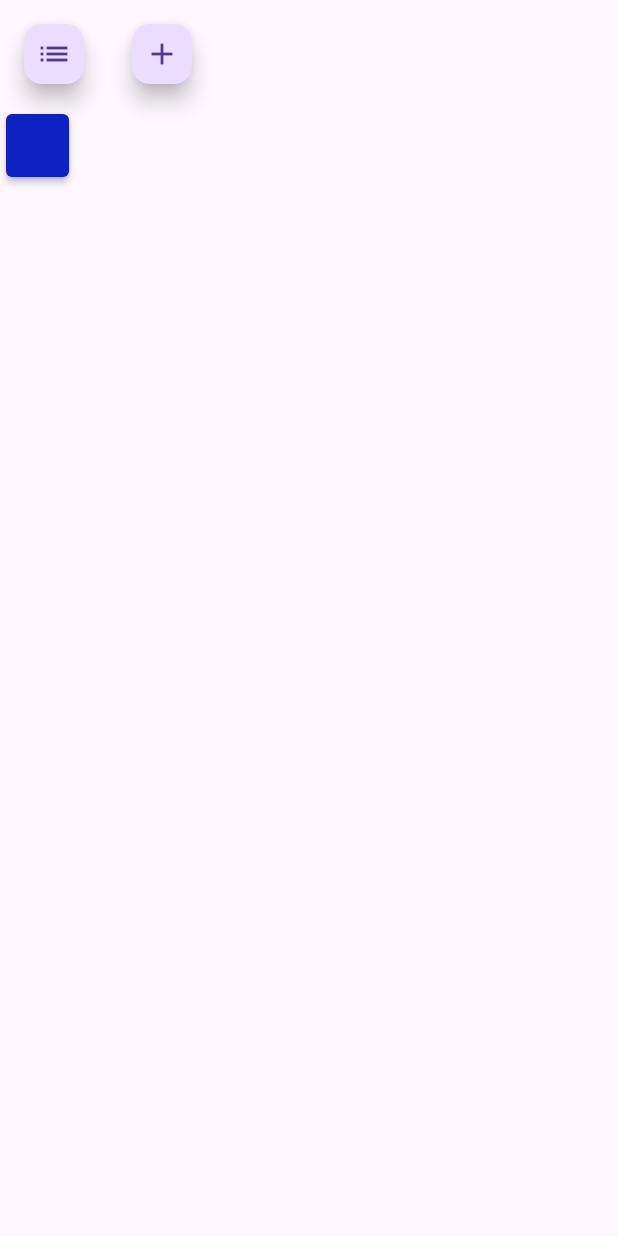
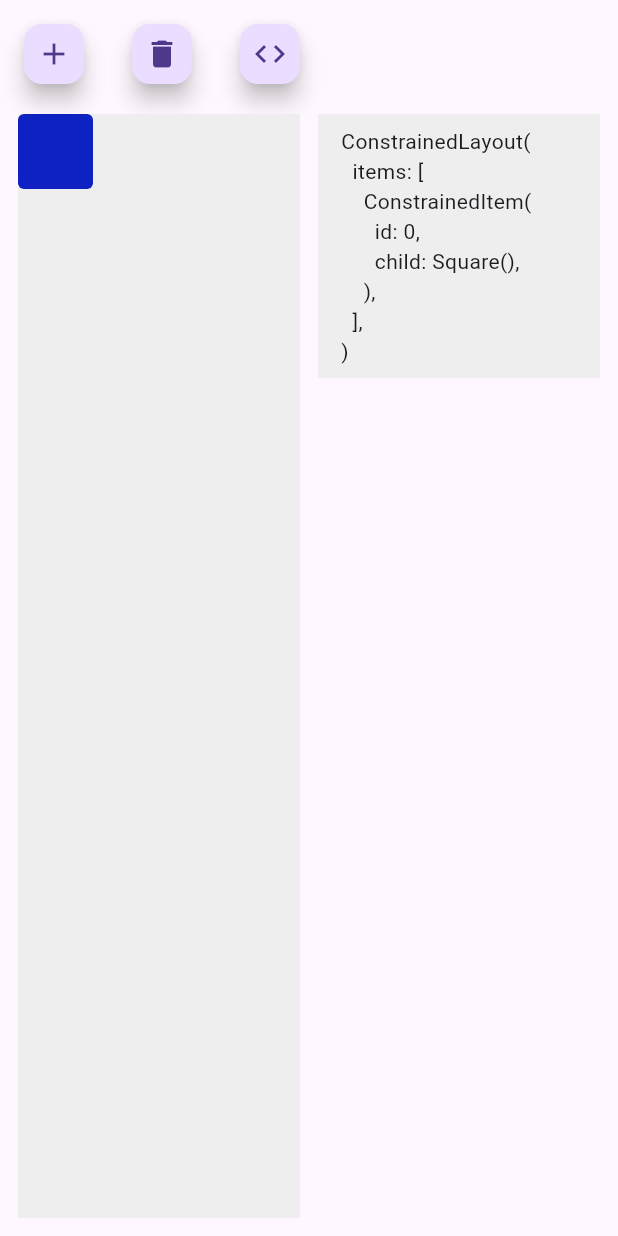
Before and after one commit to tomwyr/constrained-layout, a Flutter app: the screen it shows after launch, after a tap on the "add" icon, on a phone screen of 412 x 824 dp. Run offline on Flutter 3.47's test engine with Material 3 defaults, Android fonts, the phone set to English and light mode, and no system bars.

Commit message:
Add more functionalities to composer

```diff
--- a/composer/lib/composer.dart
+++ b/composer/lib/composer.dart
@@ -1,9 +1,11 @@
 import 'package:constrained_layout/constrained_layout.dart';
 import 'package:flutter/material.dart';
+import 'package:flutter/scheduler.dart';
 
 import 'draggable_item.dart';
-import 'item_list.dart';
+import 'extensions/map.dart';
 import 'link_path.dart';
+import 'utils/widget_code.dart';
 
 class Composer extends StatefulWidget {
   const Composer({super.key});
@@ -14,59 +16,114 @@ class Composer extends StatefulWidget {
 
 class _ComposerState extends State<Composer> {
   final layoutKey = GlobalKey();
-  final handleKeys = <String, GlobalKey>{};
+  final handleKeys = <int?, GlobalKey>{};
 
-  var itemListExpanded = false;
   var itemIdCounter = 0;
   var items = <ConstrainedItem<int>>[];
+  var itemLinks = <Widget>[];
+  var showCode = true;
 
   ComposerDragData? dragData;
 
   bool get dragging => dragData != null;
 
-  GlobalKey handleKeyFor(int? itemId, Edge edge) {
-    final id = '$itemId ${edge.name}';
-    return handleKeys.putIfAbsent(id, () => GlobalKey(debugLabel: id));
+  GlobalKey handleKeyFor(int itemId) {
+    return handleKeys.putIfAbsent(itemId, () => GlobalKey());
   }
 
   @override
   Widget build(BuildContext context) {
     return Column(
       children: [
-        Row(
+        layoutActions(),
+        const SizedBox(height: 4),
+        Expanded(
+          child: layoutBody(),
+        ),
+        const SizedBox(height: 12),
+      ],
+    );
+  }
+
+  Widget layoutBody() {
+    return Row(
+      crossAxisAlignment: CrossAxisAlignment.start,
       children: [
-            toggleListButton(),
+        const SizedBox(width: 12),
+        Expanded(
+          child: ColoredBox(
+            color: Colors.grey[200]!,
+            child: layoutBuilder(),
+          ),
+        ),
+        if (showCode) ...[
+          const SizedBox(width: 12),
+          Expanded(
+            child: ColoredBox(
+              color: Colors.grey[200]!,
+              child: layoutCode(),
+            ),
+          ),
+        ],
+        const SizedBox(width: 12),
+      ],
+    );
+  }
+
+  Widget layoutActions() {
+    return Row(
+      children: [
         addItemButton(),
+        clearItemsButton(),
+        toggleCodeButton(),
       ],
-        ),
-        Expanded(
-          child: Stack(
+    );
+  }
+
+  Widget layoutBuilder() {
+    return Stack(
       children: [
+        ...itemLinks,
+        if (dragging) ...[
+          dragLink(),
+          parentHandles(),
+        ],
         ConstrainedLayout(
           key: layoutKey,
           items: items,
-              ),
-              if (dragging) ...[
-                targetPath(),
-                parentHandles(),
-              ],
-              if (itemListExpanded) itemList(),
-            ],
-          ),
         ),
       ],
     );
   }
 
-  Widget targetPath() {
-    final handleBox = dragHandleBox();
-    final layoutBox = constrainedLayoutBox();
-    final handleCenter = Offset(handleBox.size.width / 2, handleBox.size.height / 2);
+  Widget layoutCode() {
+    return Padding(
+      padding: const EdgeInsets.all(8),
+      child: SelectableText(
+        ConstrainedLayout(items: items).widgetCode,
+      ),
+    );
+  }
 
-    final from = handleBox.localToGlobal(handleCenter) - layoutBox.localToGlobal(Offset.zero);
+  Widget dragLink() {
+    final LinkNode(:itemId, :edge) = dragData!.origin;
+    final from = positionOfEdge(itemId, edge);
     final to = from + dragData!.delta;
+    return LinkPath(active: true, from: from, to: to);
+  }
 
-    return LinkPath(active: true, from: from, to: to);
+  Widget itemLink(int itemId, Edge edge, Constraint constraint) {
+    final from = positionOfEdge(itemId, edge);
+    final to = switch (constraint) {
+      LinkToParent() => positionOfEdge(null, edge),
+      LinkTo(:var id, :var edge) => positionOfEdge(id, edge),
+    };
+    return LinkPath(active: false, from: from, to: to);
+  }
+
+  Offset positionOfEdge(int? itemId, Edge edge) {
+    final edgeLayoutKey = itemId != null ? handleKeyFor(itemId) : layoutKey;
+    return edgeLayoutKey.centerOfEdge(edge) - layoutKey.origin;
   }
 
   RenderBox constrainedLayoutBox() {
@@ -75,15 +132,6 @@ class _ComposerState extends State<Composer> {
       throw 'Unable to access layout position';
     }
     return layoutBox;
-  }
-
-  RenderBox dragHandleBox() {
-    final LinkNode(:itemId, :edge) = dragData!.origin;
-    final handleBox = handleKeyFor(itemId, edge).currentContext?.findRenderObject();
-    if (handleBox is! RenderBox) {
-      throw 'Unable to access item\'s handle position';
-    }
-    return handleBox;
   }
 
   Widget parentHandles() {
@@ -103,41 +151,36 @@ class _ComposerState extends State<Composer> {
     return Align(
       alignment: edge.toAlignment(),
       child: ParentItemTarget<int>(
-        handleKey: handleKeyFor(null, edge),
         edge: edge,
         onLink: (node) => linkItem(null, edge, node),
       ),
     );
   }
 
-  Widget itemList() {
-    return Positioned(
-      left: 8,
-      top: 0,
-      child: ItemList(
-        items: items,
-        onRemove: removeItem,
-      ),
+  Widget addItemButton() {
+    return ComposerActionButton(
+      icon: Icons.add,
+      onClick: addNewItem,
     );
   }
 
-  Widget toggleListButton() {
+  Widget clearItemsButton() {
     return ComposerActionButton(
-      alignment: Alignment.topRight,
-      icon: Icons.list,
+      icon: Icons.delete,
       onClick: () {
-        setState(() {
-          itemListExpanded = !itemListExpanded;
-        });
+        setItems([]);
       },
     );
   }
 
-  Widget addItemButton() {
+  Widget toggleCodeButton() {
     return ComposerActionButton(
-      alignment: Alignment.bottomRight,
-      icon: Icons.add,
-      onClick: addNewItem,
+      icon: Icons.code,
+      onClick: () {
+        setState(() {
+          showCode = !showCode;
+        });
+      },
     );
   }
 
@@ -145,8 +188,8 @@ class _ComposerState extends State<Composer> {
     final itemId = itemIdCounter++;
 
     final child = DraggableItem(
+      key: handleKeyFor(itemId),
       itemId: itemId,
-      handleKeyBuilder: handleKeyFor,
       onLink: (edge, node) => linkItem(itemId, edge, node),
       onDragStart: (edge) {
         setState(() {
@@ -173,26 +216,38 @@ class _ComposerState extends State<Composer> {
 
     final item = ConstrainedItem(id: itemId, child: child);
 
-    setState(() {
-      items = [...items, item];
-    });
+    setItems([...items, item]);
   }
 
   void removeItem(ConstrainedItem item) {
-    setState(() {
-      items = [
+    setItems([
       for (var nextItem in items)
         if (nextItem.id != item.id) nextItem,
-      ];
-    });
+    ]);
   }
 
   void replaceItem(ConstrainedItem<int> item) {
-    setState(() {
-      items = [
+    setItems([
       for (var nextItem in items)
         if (nextItem.id != item.id) nextItem else item,
+    ]);
+  }
+
+  void setItems(List<ConstrainedItem<int>> items) {
+    setState(() {
+      this.items = items;
+    });
+
+    SchedulerBinding.instance.addPostFrameCallback((_) {
+      final itemLinks = [
+        for (var item in items)
+          for (var (edge, constraint) in item.constraints.records)
+            if (constraint != null) itemLink(item.id, edge, constraint),
       ];
+
+      setState(() {
+        this.itemLinks = itemLinks;
+      });
     });
   }
 
@@ -207,28 +262,49 @@ class _ComposerState extends State<Composer> {
 class ComposerActionButton extends StatelessWidget {
   const ComposerActionButton({
     super.key,
-    required this.alignment,
     required this.icon,
     required this.onClick,
   });
 
-  final Alignment alignment;
   final IconData icon;
   final VoidCallback onClick;
 
   @override
   Widget build(BuildContext context) {
-    return Align(
-      alignment: alignment,
-      child: Padding(
+    return Padding(
       padding: const EdgeInsets.all(12),
       child: FloatingActionButton.small(
         onPressed: onClick,
         child: Icon(icon),
       ),
-      ),
     );
   }
 }
 
-typedef ComposerDragData = ({LinkNode origin, Offset delta});
+typedef ComposerDragData = ({LinkNode<int> origin, Offset delta});
+
+extension on GlobalKey {
+  Offset get origin {
+    return requireRenderBox().localToGlobal(Offset.zero);
+  }
+
+  Offset centerOfEdge(Edge edge) {
+    final box = requireRenderBox();
+    final Size(:width, :height) = box.size;
+    final localCenter = switch (edge) {
+      Edge.top => Offset(width / 2, 0),
+      Edge.bottom => Offset(width / 2, height),
+      Edge.left => Offset(0, height / 2),
+      Edge.right => Offset(width, height / 2),
+    };
+    return box.localToGlobal(localCenter);
+  }
+
+  RenderBox requireRenderBox() {
+    final box = currentContext?.findRenderObject();
+    if (box is! RenderBox) {
+      throw 'Unable to access widget\'s render object';
+    }
+    return box;
+  }
+}
--- /dev/null
+++ b/composer/lib/utils/widget_code.dart
@@ -0,0 +1,53 @@
+import 'package:constrained_layout/constrained_layout.dart';
+
+import '../extensions/map.dart';
+
+extension ConstrainedLayoutWidgetCode on ConstrainedLayout {
+  String get widgetCode {
+    final itemsCode = switch (items) {
+      [] => '[]',
+      _ => '''[
+${items.map((item) => item.widgetCode).join('\n')}
+    ]''',
+    };
+
+    return '''
+  ConstrainedLayout(
+    items: $itemsCode,
+  )''';
+  }
+}
+
+extension on ConstrainedItem {
+  String get widgetCode {
+    final constraintsCode = [
+      for (var (edge, constraint) in constraints.records)
+        if (constraint != null) '${edge.name}: ${constraint.widgetCode}'.linePrefixed('  ' * 4),
+    ].join('\n');
+
+    return [
+      '''
+      ConstrainedItem(
+        id: $id,''',
+      if (constraintsCode.isNotEmpty) constraintsCode,
+      '''
+        child: Square(),
+      ),'''
+    ].join('\n');
+  }
+}
+
+extension on Constraint {
+  String get widgetCode {
+    return switch (this) {
+      LinkToParent() => 'LinkToParent(),',
+      LinkTo(:var id, :var edge) => 'LinkTo(id: $id, edge: Edge.${edge.name}),',
+    };
+  }
+}
+
+extension on String {
+  String linePrefixed(String prefix) {
+    return split('\n').map((line) => prefix + line).join('\n');
+  }
+}
--- a/lib/src/widget.dart
+++ b/lib/src/widget.dart
@@ -39,6 +39,13 @@ class ConstrainedItem<IdType> {
   final Constraint? right;
   final Widget child;
 
+  Map<Edge, Constraint?> get constraints => {
+        Edge.top: top,
+        Edge.bottom: bottom,
+        Edge.left: left,
+        Edge.right: right,
+      };
+
   Constraint? constraintAlong(Edge edge) {
     return switch (edge) {
       Edge.top => top,
```
Also changed, not shown: composer/lib/draggable_item.dart (+25 -19 lines), composer/lib/extensions/map.dart (added, +7 -0 lines), composer/lib/item_list.dart (deleted, +0 -56 lines), composer/lib/link_path.dart (+4 -4 lines). Lines whose indentation alone changed are shown as unchanged.
